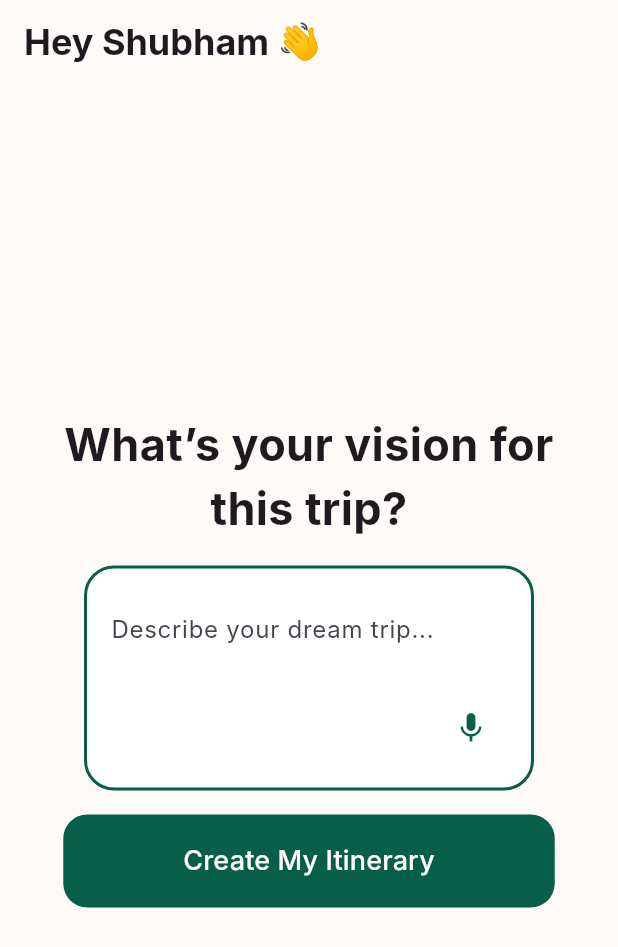
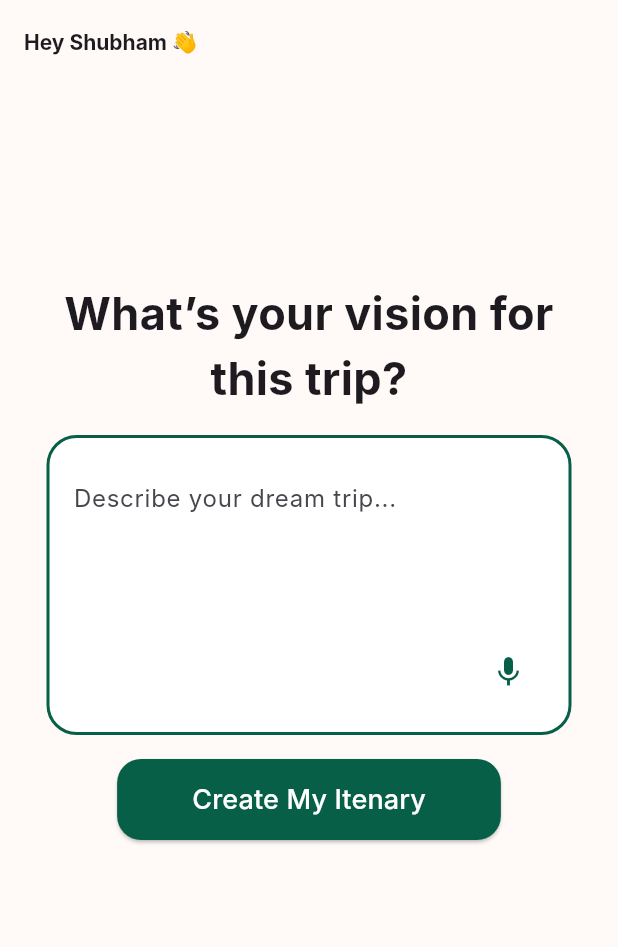
Before and after one commit to subsavage/Wanderer, a Flutter app: the screen it shows after launch, on a phone screen of 412 x 824 dp. Shown: the top 947 px of the screen. Run offline on Flutter 3.47's test engine with Material 3 defaults, Android fonts, the phone set to English and light mode, and no system bars; our stand-ins replace dio, flutter_riverpod; Roboto replaces fonts that are missing (Inter).

Commit message:
added loading screen, backend & chat logic

```diff
--- a/lib/main.dart
+++ b/lib/main.dart
@@ -1,6 +1,6 @@
 import 'package:flutter/material.dart';
 import 'package:flutter_riverpod/flutter_riverpod.dart';
-import 'package:wanderer/home.dart';
+import 'package:wanderer/screens/home.dart';
 
 void main() {
   runApp(ProviderScope(child: MyApp()));
--- a/lib/home.dart
+++ b/lib/screens/home.dart
@@ -1,5 +1,6 @@
 import 'package:flutter/material.dart';
 import 'package:wanderer/utils/colors.dart';
+import 'package:wanderer/widgets/chat_list.dart';
 import 'package:wanderer/widgets/chatbubble.dart';
 
 class Home extends StatefulWidget {
@@ -20,7 +21,7 @@ class _HomeState extends State<Home> {
           "Hey Shubham 👋",
           style: TextStyle(
             fontFamily: "Inter",
-            fontSize: 24,
+            fontSize: 14,
             fontWeight: FontWeight.w700,
           ),
         ),
@@ -41,35 +42,9 @@ class _HomeState extends State<Home> {
               ),
             ),
           ),
+
           Chatbubble(),
-          ElevatedButton(
-            onPressed: null,
-            style: ButtonStyle(
-              backgroundColor: WidgetStateProperty.all(AppColors.buttonBg),
-              shape: WidgetStateProperty.all(
-                RoundedRectangleBorder(
-                  borderRadius: BorderRadius.circular(
-                    16,
-                  ), // Change the radius here
-                ),
-              ),
-              padding: WidgetStateProperty.all(
-                EdgeInsets.symmetric(
-                  horizontal: 80,
-                  vertical: 18,
-                ), // Size control
-              ),
-            ),
-
-            child: Text(
-              "Create My Itinerary",
-              style: TextStyle(
-                color: AppColors.bgColor,
-                fontSize: 18,
-                fontFamily: 'Inter',
-              ),
-            ),
-          ),
+          Expanded(child: const ChatList()),
           Spacer(),
         ],
       ),
--- a/lib/widgets/chatbubble.dart
+++ b/lib/widgets/chatbubble.dart
@@ -1,12 +1,36 @@
 import 'package:flutter/material.dart';
+import 'package:flutter_riverpod/flutter_riverpod.dart';
+import 'package:wanderer/screens/itenary_screen.dart';
 import 'package:wanderer/utils/colors.dart';
+import 'package:wanderer/providers/chat_provider.dart';
 
-class Chatbubble extends StatelessWidget {
+class Chatbubble extends ConsumerStatefulWidget {
   const Chatbubble({super.key});
 
   @override
+  ConsumerState<Chatbubble> createState() => _ChatbubbleState();
+}
+
+class _ChatbubbleState extends ConsumerState<Chatbubble> {
+  final TextEditingController _controller = TextEditingController();
+
+  void _sendMessage() {
+    final text = _controller.text.trim();
+    if (text.isEmpty) return;
+
+    Navigator.of(context).push(
+      MaterialPageRoute(builder: (context) => ItineraryScreen(userInput: text)),
+    );
+
+    _controller.clear();
+  }
+
+  @override
   Widget build(BuildContext context) {
-    return Container(
+    return Column(
+      children: [
+        // Chat input bubble
+        Container(
           margin: const EdgeInsets.all(16),
           padding: const EdgeInsets.all(16),
           decoration: BoxDecoration(
@@ -14,13 +38,13 @@ class Chatbubble extends StatelessWidget {
             border: Border.all(color: AppColors.buttonBg, width: 2),
             borderRadius: BorderRadius.circular(20),
           ),
-      constraints: const BoxConstraints(minHeight: 150, maxWidth: 300),
+          constraints: const BoxConstraints(minHeight: 200, maxWidth: 350),
           child: Stack(
             children: [
-          // Text input
               Padding(
                 padding: const EdgeInsets.only(bottom: 32.0, right: 32.0),
                 child: TextField(
+                  controller: _controller,
                   maxLines: null,
                   decoration: const InputDecoration(
                     hintText: "Describe your dream trip...",
@@ -30,19 +54,41 @@ class Chatbubble extends StatelessWidget {
                 ),
               ),
 
-          // Mic Icon
+              // Mic icon (bottom-right inside bubble)
               Positioned(
                 bottom: 0,
                 right: 0,
                 child: IconButton(
                   onPressed: () {
-                // TODO: Handle mic input
+                    // TODO: Add mic input logic later
                   },
                   icon: Icon(Icons.mic, color: AppColors.buttonBg),
                 ),
               ),
             ],
           ),
+        ),
+
+        // Send button (below bubble)
+        ElevatedButton(
+          onPressed: _sendMessage,
+          style: ElevatedButton.styleFrom(
+            backgroundColor: AppColors.buttonBg,
+            padding: const EdgeInsets.symmetric(horizontal: 50, vertical: 14),
+            shape: RoundedRectangleBorder(
+              borderRadius: BorderRadius.circular(16),
+            ),
+          ),
+          child: const Text(
+            "Create My Itenary",
+            style: TextStyle(
+              color: Colors.white,
+              fontFamily: "Inter",
+              fontSize: 18,
+            ),
+          ),
+        ),
+      ],
     );
   }
 }
--- a/pubspec.yaml
+++ b/pubspec.yaml
@@ -35,6 +35,7 @@ dependencies:
   # Use with the CupertinoIcons class for iOS style icons.
   cupertino_icons: ^1.0.8
   flutter_riverpod: ^2.6.1
+  dio: ^5.8.0+1
 
 dev_dependencies:
   flutter_test:
```
Also changed, not shown: lib/agent/agent_client.dart (added, +103 -0 lines), lib/models/chat_message.dart (added, +28 -0 lines), lib/models/itenary_chunk.dart (added, +20 -0 lines), lib/providers/chat_provider.dart (added, +35 -0 lines), lib/screens/itenary_screen.dart (added, +91 -0 lines), lib/widgets/chat_list.dart (added, +67 -0 lines), pubspec.lock. Lines whose indentation alone changed are shown as unchanged.
